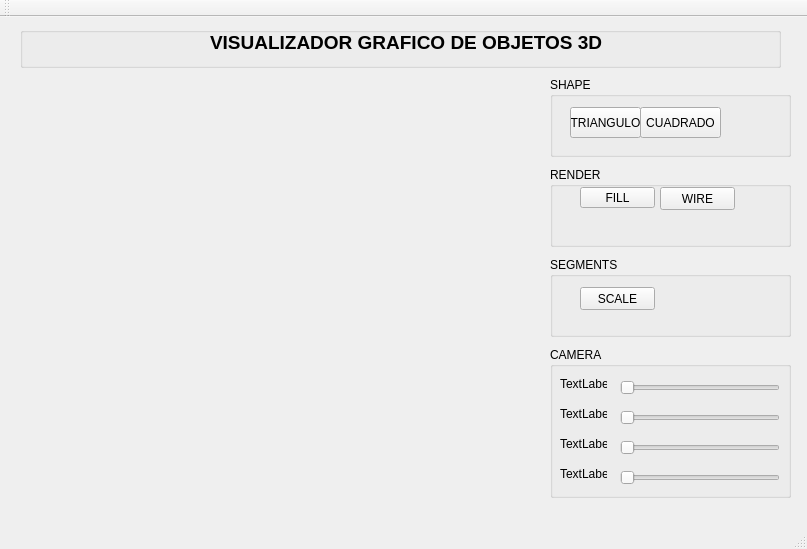
The window that ProyectoVisualizacion3D/ProyectoVisualizacion3D.ui (katriel18/ProyectoVisualizacion3D) describes before a commit, drawn with Qt 5.
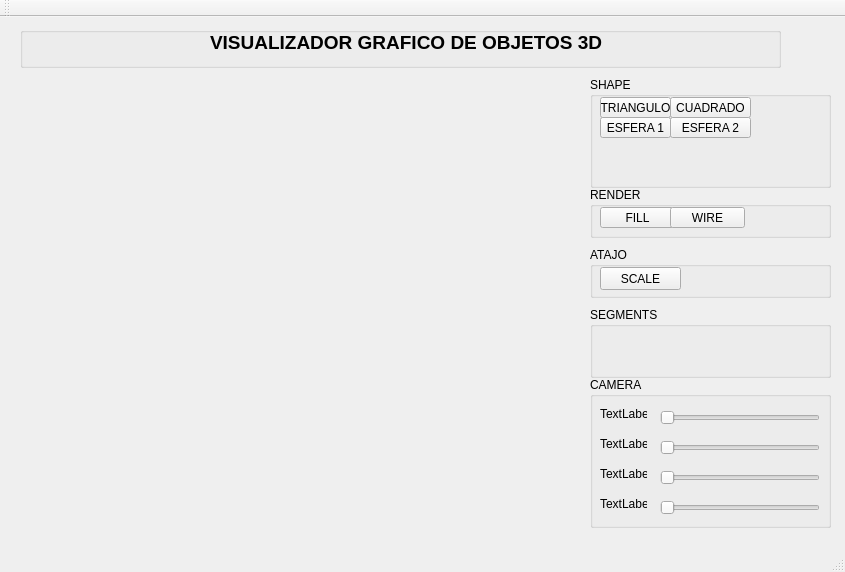
The same window after the commit.

Commit message: esferas agregadas

Diff of the .ui file:
```diff
--- a/ProyectoVisualizacion3D/ProyectoVisualizacion3D.ui
+++ b/ProyectoVisualizacion3D/ProyectoVisualizacion3D.ui
@@ -6,8 +6,8 @@
    <rect>
     <x>0</x>
     <y>0</y>
-    <width>807</width>
-    <height>549</height>
+    <width>845</width>
+    <height>572</height>
    </rect>
   </property>
   <property name="windowTitle">
@@ -19,8 +19,8 @@
      <rect>
       <x>20</x>
       <y>60</y>
-      <width>511</width>
-      <height>421</height>
+      <width>551</width>
+      <height>441</height>
      </rect>
     </property>
     <layout class="QVBoxLayout" name="verticalLayout"/>
@@ -28,10 +28,10 @@
    <widget class="QGroupBox" name="groupBox">
     <property name="geometry">
      <rect>
-      <x>550</x>
+      <x>590</x>
       <y>60</y>
       <width>241</width>
-      <height>80</height>
+      <height>111</height>
      </rect>
     </property>
     <property name="title">
@@ -40,10 +40,10 @@
     <widget class="QPushButton" name="pushButton">
      <property name="geometry">
       <rect>
-       <x>20</x>
-       <y>30</y>
+       <x>10</x>
+       <y>20</y>
        <width>71</width>
-       <height>31</height>
+       <height>21</height>
       </rect>
      </property>
      <property name="text">
@@ -53,24 +53,50 @@
     <widget class="QPushButton" name="pushButton_2">
      <property name="geometry">
       <rect>
-       <x>90</x>
-       <y>30</y>
+       <x>80</x>
+       <y>20</y>
        <width>81</width>
-       <height>31</height>
+       <height>21</height>
       </rect>
      </property>
      <property name="text">
       <string>CUADRADO</string>
      </property>
     </widget>
+    <widget class="QPushButton" name="pushButton_6">
+     <property name="geometry">
+      <rect>
+       <x>10</x>
+       <y>40</y>
+       <width>71</width>
+       <height>21</height>
+      </rect>
+     </property>
+     <property name="text">
+      <string>ESFERA 1</string>
+     </property>
+    </widget>
+    <widget class="QPushButton" name="pushButton_7">
+     <property name="geometry">
+      <rect>
+       <x>80</x>
+       <y>40</y>
+       <width>81</width>
+       <height>21</height>
+      </rect>
+     </property>
+     <property name="text">
+      <string>ESFERA 2</string>
+     </property>
+    </widget>
    </widget>
    <widget class="QGroupBox" name="groupBox_2">
     <property name="geometry">
      <rect>
-      <x>550</x>
-      <y>150</y>
+      <x>590</x>
+      <y>170</y>
       <width>241</width>
-      <height>80</height>
+      <height>51</height>
      </rect>
     </property>
     <property name="title">
@@ -79,7 +105,7 @@
     <widget class="QPushButton" name="pushButton_3">
      <property name="geometry">
       <rect>
-       <x>30</x>
+       <x>10</x>
        <y>20</y>
        <width>75</width>
        <height>21</height>
@@ -92,10 +118,10 @@
     <widget class="QPushButton" name="pushButton_4">
      <property name="geometry">
       <rect>
-       <x>110</x>
+       <x>80</x>
        <y>20</y>
        <width>75</width>
-       <height>23</height>
+       <height>21</height>
       </rect>
      </property>
      <property name="text">
@@ -106,34 +132,21 @@
    <widget class="QGroupBox" name="groupBox_3">
     <property name="geometry">
      <rect>
-      <x>550</x>
-      <y>240</y>
+      <x>590</x>
+      <y>290</y>
       <width>241</width>
-      <height>80</height>
+      <height>71</height>
      </rect>
     </property>
     <property name="title">
      <string>SEGMENTS</string>
     </property>
-    <widget class="QPushButton" name="pushButton_5">
-     <property name="geometry">
-      <rect>
-       <x>30</x>
-       <y>30</y>
-       <width>75</width>
-       <height>23</height>
-      </rect>
-     </property>
-     <property name="text">
-      <string>SCALE</string>
-     </property>
-    </widget>
    </widget>
    <widget class="QGroupBox" name="groupBox_4">
     <property name="geometry">
      <rect>
-      <x>550</x>
-      <y>330</y>
+      <x>590</x>
+      <y>360</y>
       <width>241</width>
       <height>151</height>
      </rect>
@@ -279,6 +292,33 @@
      </property>
     </widget>
    </widget>
+   <widget class="QGroupBox" name="groupBox_6">
+    <property name="geometry">
+     <rect>
+      <x>590</x>
+      <y>230</y>
+      <width>241</width>
+      <height>51</height>
+     </rect>
+    </property>
+    <property name="title">
+     <string>ATAJO</string>
+    </property>
+    <widget class="QPushButton" name="pushButton_5">
+     <property name="geometry">
+      <rect>
+       <x>10</x>
+       <y>20</y>
+       <width>81</width>
+       <height>23</height>
+      </rect>
+     </property>
+     <property name="text">
+      <string>SCALE</string>
+     </property>
+    </widget>
+   </widget>
+   <zorder>groupBox_6</zorder>
    <zorder>groupBox_5</zorder>
    <zorder>groupBox</zorder>
    <zorder>groupBox_2</zorder>
```
Left out of the diff: 2 changed lines with no effect on the pictures. The commit also changes 8 other files.
